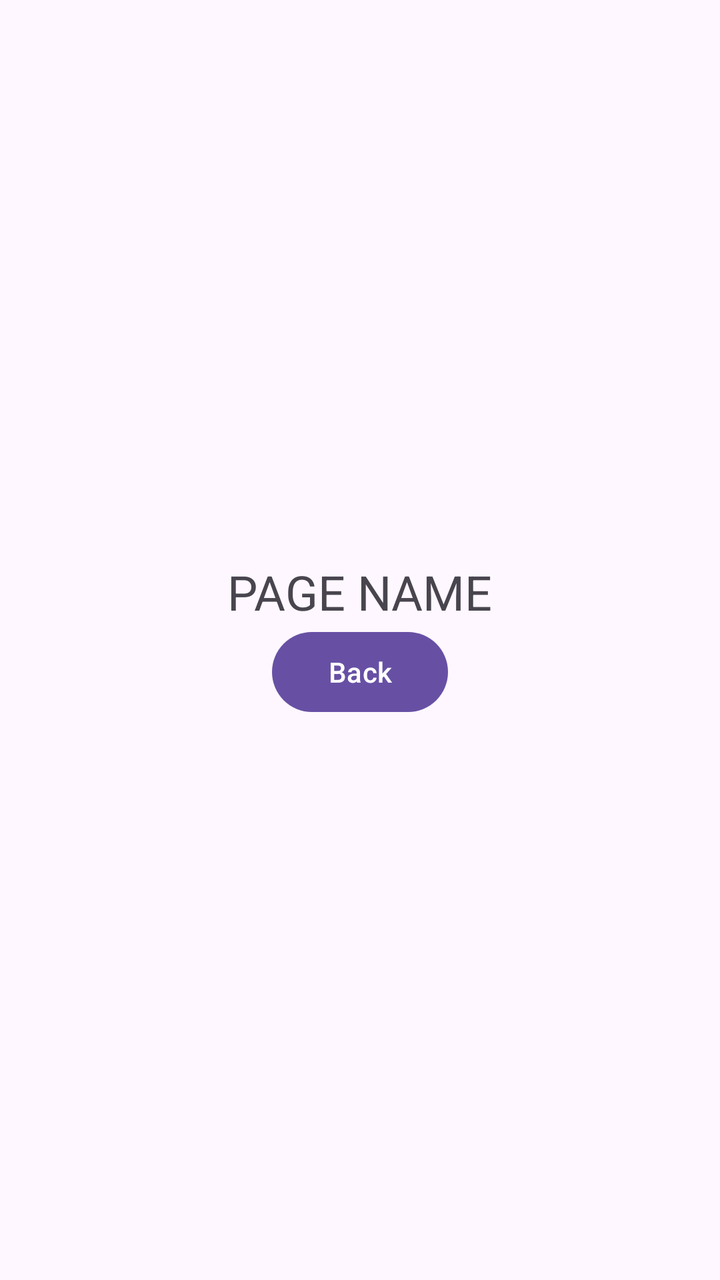
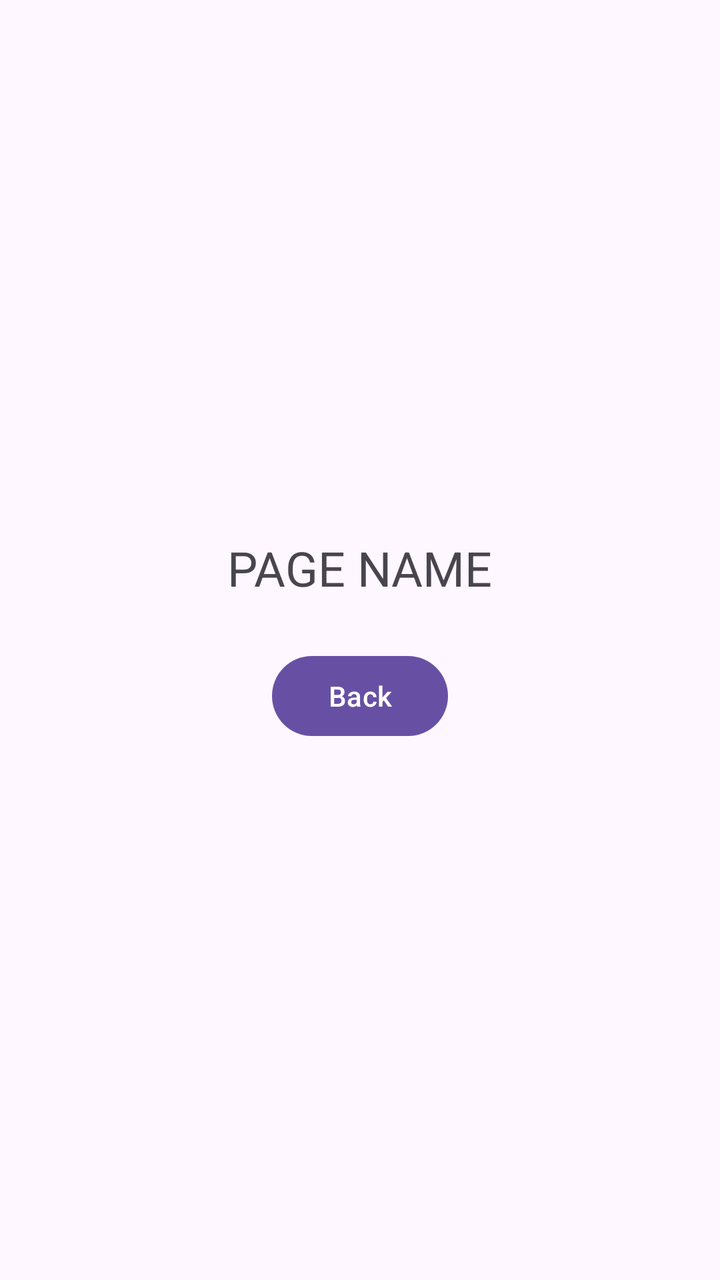

Compare the two renders of this Android layout. The source of the first and the diff that turns it into the second are given below.
<!-- AndroidManifest.xml: application theme Theme.COMP2000RestaurantApp -->
<!-- res/layout/activity_account.xml -->
<LinearLayout xmlns:android="http://schemas.android.com/apk/res/android"
    android:orientation="vertical"
    android:gravity="center"
    android:layout_width="match_parent"
    android:layout_height="match_parent">

    <TextView
        android:text="PAGE NAME"
        android:textSize="24sp"
        android:layout_width="wrap_content"
        android:layout_height="wrap_content"/>

    <Button
        android:id="@+id/btnBack"
        android:text="Back"
        android:layout_width="wrap_content"
        android:layout_height="wrap_content"/>
</LinearLayout>
<!-- resources referenced by this layout -->
<resources>
  <style name="Theme.COMP2000RestaurantApp" parent="Base.Theme.COMP2000RestaurantApp" />
  <style name="Base.Theme.COMP2000RestaurantApp" parent="Theme.Material3.DayNight.NoActionBar">
          
          
      </style>
</resources>

<!-- the commit's change to res/layout/activity_account.xml (unified diff, before → after) -->
@@ -1,12 +1,16 @@
+<?xml version="1.0" encoding="utf-8"?>
 <LinearLayout xmlns:android="http://schemas.android.com/apk/res/android"
     android:orientation="vertical"
     android:gravity="center"
+    android:padding="24dp"
     android:layout_width="match_parent"
     android:layout_height="match_parent">
 
     <TextView
+        android:id="@+id/txtTitle"
         android:text="PAGE NAME"
         android:textSize="24sp"
+        android:layout_marginBottom="24dp"
         android:layout_width="wrap_content"
         android:layout_height="wrap_content"/>
 
@@ -15,4 +19,5 @@
         android:text="Back"
         android:layout_width="wrap_content"
         android:layout_height="wrap_content"/>
+
 </LinearLayout>
